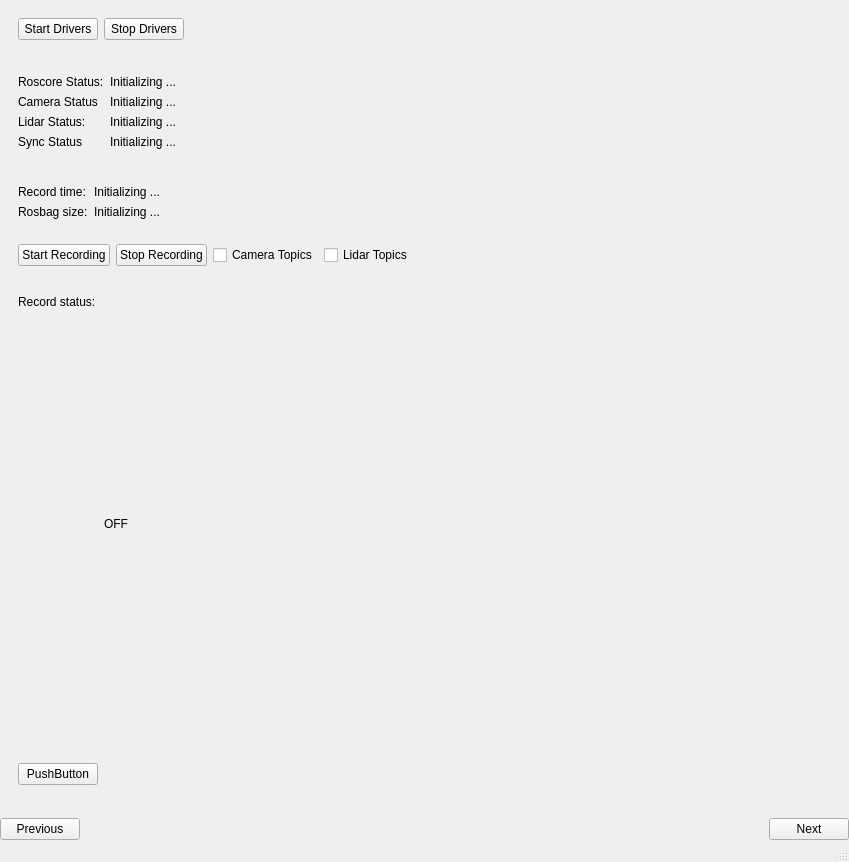
The window that mainwindow.ui (alimuratov/hh_desktop) describes before a commit, drawn with Qt 5.
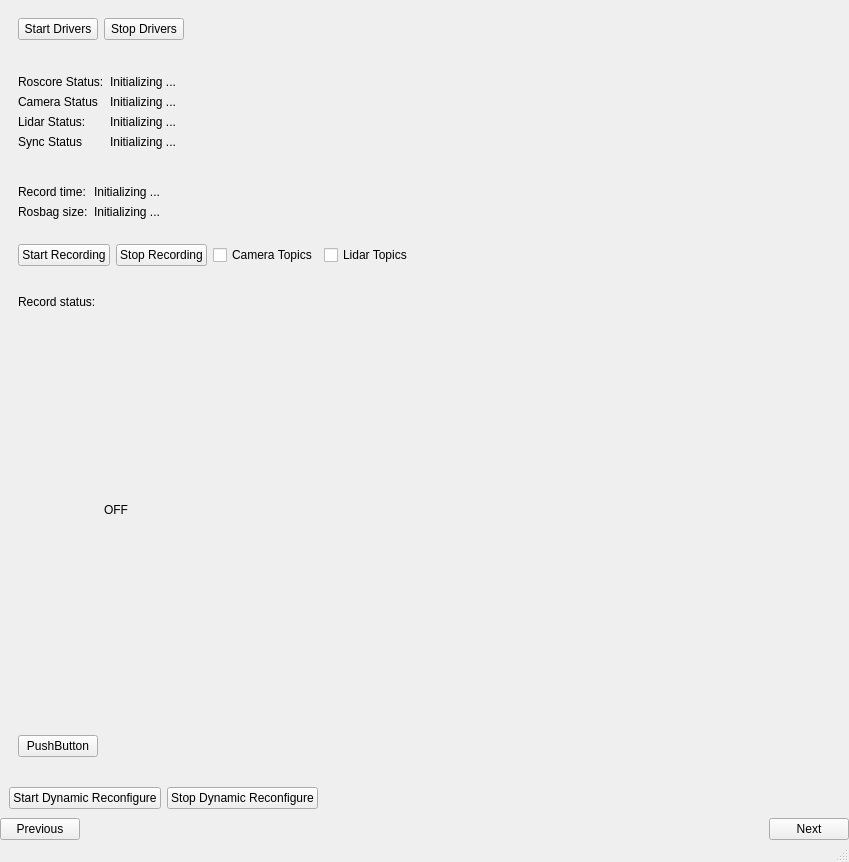
The same window after the commit. The open tabs and pages were chosen to show the change.

Patch:
```diff
--- a/mainwindow.ui
+++ b/mainwindow.ui
@@ -323,6 +323,37 @@
           </item>
          </layout>
         </item>
+        <item>
+         <layout class="QHBoxLayout" name="horizontalLayout_10">
+          <item>
+           <widget class="QPushButton" name="startDynamicReconfigureButton">
+            <property name="text">
+             <string>Start Dynamic Reconfigure</string>
+            </property>
+           </widget>
+          </item>
+          <item>
+           <widget class="QPushButton" name="stopDynamicReconfigureButton">
+            <property name="text">
+             <string>Stop Dynamic Reconfigure</string>
+            </property>
+           </widget>
+          </item>
+          <item>
+           <spacer name="horizontalSpacer_9">
+            <property name="orientation">
+             <enum>Qt::Horizontal</enum>
+            </property>
+            <property name="sizeHint" stdset="0">
+             <size>
+              <width>40</width>
+              <height>20</height>
+             </size>
+            </property>
+           </spacer>
+          </item>
+         </layout>
+        </item>
        </layout>
       </widget>
       <widget class="QWidget" name="page_7">
```
